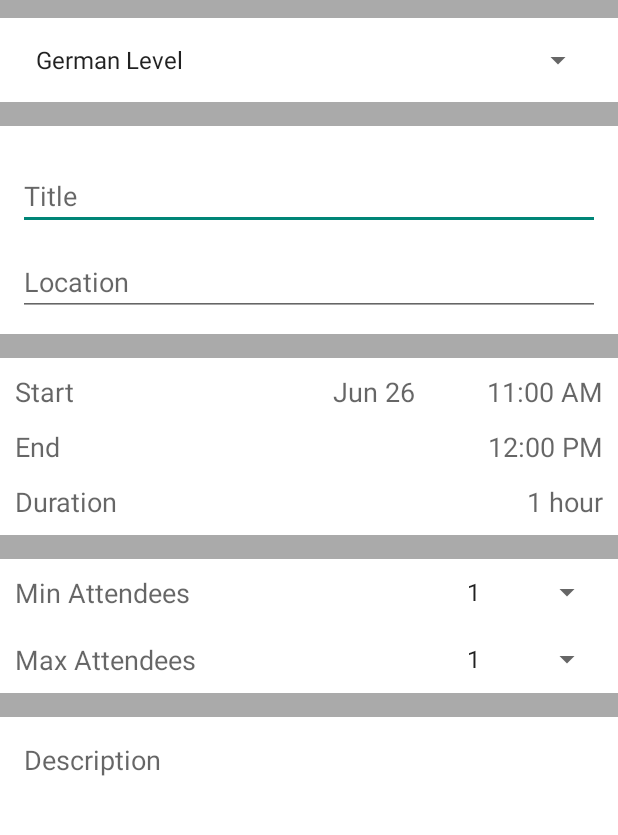
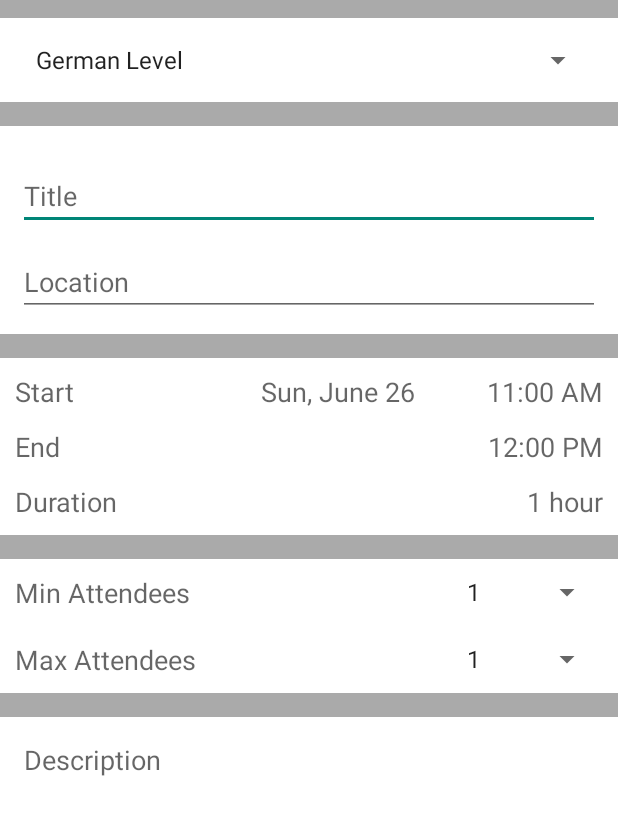
Before and after one commit to jbonot/ziffer, an Android app: the EventCreate screen opened directly, with no data from a screen before it, on a phone screen of 412 x 824 dp, the part 84-919 px from its top. Run offline under Robolectric (Android 15) with nearby library versions, the phone set to English and light mode, and no system bars.

Commit message:
Use locale-specific date format in EventCreate activity. #18

```diff
--- a/app/src/main/java/de/rwth_aachen/ziffer/EventCreate.java
+++ b/app/src/main/java/de/rwth_aachen/ziffer/EventCreate.java
@@ -5,6 +5,7 @@ import android.os.Bundle;
 import android.support.v7.app.AppCompatActivity;
 import android.support.v7.widget.Toolbar;
 import android.text.format.DateFormat;
+import android.util.Log;
 import android.view.Menu;
 import android.view.MenuItem;
 import android.view.View;
@@ -70,7 +71,9 @@ public class EventCreate extends AppCompatActivity {
         ((TextView)findViewById(R.id.duration)).setText(getResources().getString(R.string.duration_1hr));
 
         TextView dateStart = (TextView)findViewById(R.id.dateStart);
-        dateStart.setText(DatePickerFragment.MONTHS[c.get(Calendar.MONTH)] + " " + c.get(Calendar.DAY_OF_MONTH));
+        dateStart.setText(new SimpleDateFormat(
+                getResources().getConfiguration().locale.getLanguage().equals("de")
+                        ? "E, d. MMMM" : "EEE, MMMM d").format(c.getTime()));
         dateStart.setOnClickListener(new View.OnClickListener() {
 
             @Override
```
Also changed, not shown: app/src/main/java/de/rwth_aachen/ziffer/DatePickerFragment.java (+8 -3 lines).
